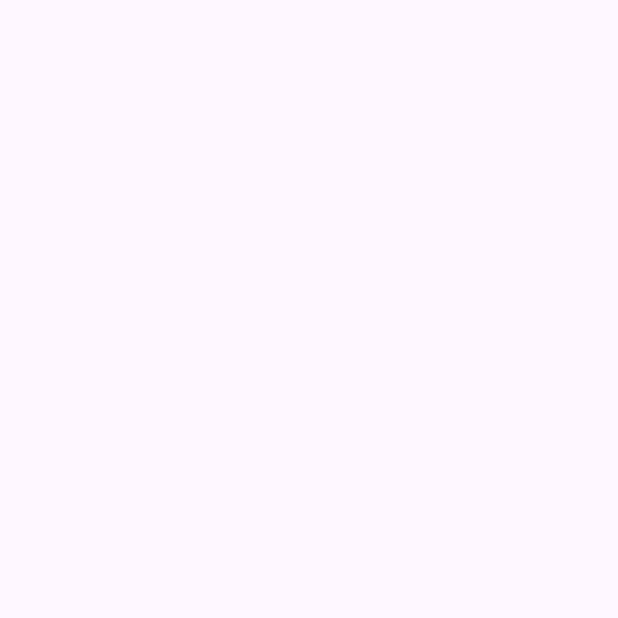
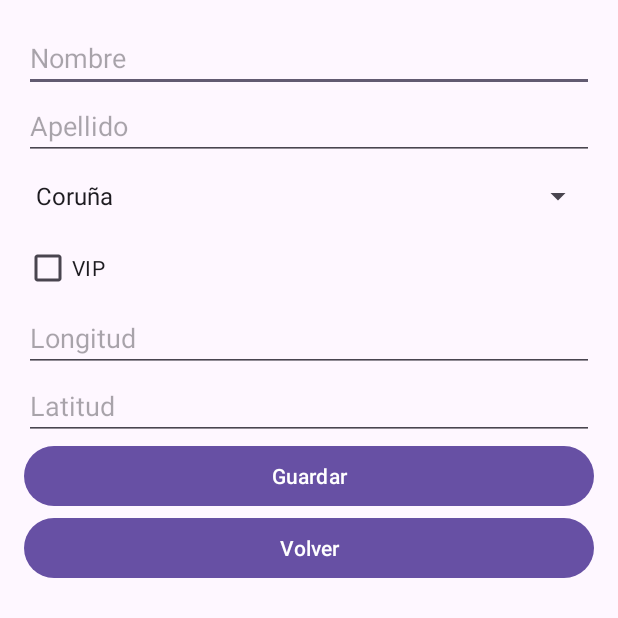
Before and after one commit to BorjaOteroFerreira/PMUL, an Android app: the FormularioCliente screen opened directly, with no data from a screen before it, on a phone screen of 412 x 824 dp, the top half of it. Before the commit the part shown is empty. Run offline under Robolectric (Android 15) with nearby library versions, the phone set to English and light mode, and no system bars.

Commit message:
Guardar y cargar datos
Todoo Update datos

```diff
--- a/ClientesBD/app/src/main/java/com/example/clientesbd/activity/FormularioCliente.java
+++ b/ClientesBD/app/src/main/java/com/example/clientesbd/activity/FormularioCliente.java
@@ -1,5 +1,13 @@
 package com.example.clientesbd.activity;
+import android.content.Context;
 import android.os.Bundle;
+import android.widget.Button;
+import android.widget.CheckBox;
+import android.widget.EditText;
+import android.widget.Spinner;
+
+import com.example.clientesbd.modelo.AsistenteBD;
+import com.example.clientesbd.modelo.Cliente;
 import androidx.activity.EdgeToEdge;
 import androidx.appcompat.app.AppCompatActivity;
 import androidx.core.graphics.Insets;
@@ -9,6 +17,12 @@ import androidx.core.view.WindowInsetsCompat;
 import com.example.clientesbd.R;
 
 public class FormularioCliente extends AppCompatActivity {
+
+    EditText etNombre, etApellido, etLongitud, etLatitud;
+    Spinner etProvincia;
+    CheckBox etVip;
+    Button btnGuardar , btnVolver;
+    AsistenteBD asistenteBd;
 
     @Override
     protected void onCreate(Bundle savedInstanceState) {
@@ -20,5 +34,28 @@ public class FormularioCliente extends AppCompatActivity {
             v.setPadding(systemBars.left, systemBars.top, systemBars.right, systemBars.bottom);
             return insets;
         });
+
+        etNombre = findViewById(R.id.etNombre);
+        etApellido = findViewById(R.id.etApellido);
+        etProvincia = findViewById(R.id.spinnerProvincia);
+        etVip = findViewById(R.id.cbVip);
+        etLongitud = findViewById(R.id.etLongitud);
+        etLatitud = findViewById(R.id.etLatitud);
+        btnGuardar = findViewById(R.id.btnGuardar);
+        btnVolver = findViewById(R.id.btnVolver);
+        asistenteBd = AsistenteBD.getInstance(this);
+        btnVolver.setOnClickListener(v -> finish());
+        btnGuardar.setOnClickListener(v -> guardarFormulario());
+    }
+
+    private void guardarFormulario(){
+            String nombre = etNombre.getText().toString();
+            String apellido = etApellido.getText().toString();
+            String provincia = etProvincia.getSelectedItem().toString();
+            boolean vip = etVip.isChecked();
+            String longitud = etLongitud.getText().toString();
+            String latitud = etLatitud.getText().toString();
+            Cliente cliente = new Cliente(nombre, apellido, provincia, vip, longitud, latitud);
+            asistenteBd.addCliente(cliente);
     }
 }
--- a/ClientesBD/app/src/main/res/layout/activity_formulario_cliente.xml
+++ b/ClientesBD/app/src/main/res/layout/activity_formulario_cliente.xml
@@ -6,4 +6,75 @@
     android:layout_width="match_parent"
     android:layout_height="match_parent"
     tools:context=".activity.FormularioCliente">
+
+    <LinearLayout
+        android:layout_width="0dp"
+        android:layout_height="0dp"
+        android:orientation="vertical"
+        android:padding="16dp"
+        app:layout_constraintTop_toTopOf="parent"
+        app:layout_constraintBottom_toBottomOf="parent"
+        app:layout_constraintStart_toStartOf="parent"
+        app:layout_constraintEnd_toEndOf="parent">
+
+        <!-- Campo de texto para Nombre -->
+        <EditText
+            android:id="@+id/etNombre"
+            android:layout_width="match_parent"
+            android:layout_height="wrap_content"
+            android:hint="Nombre"
+            android:inputType="textPersonName" />
+
+        <!-- Campo de texto para Apellido -->
+        <EditText
+                android:id="@+id/etApellido"
+            android:layout_width="match_parent"
+            android:layout_height="wrap_content"
+            android:hint="Apellido"
+            android:inputType="textPersonName" />
+
+        <!-- Spinner para Provincias -->
+        <Spinner
+            android:id="@+id/spinnerProvincia"
+            android:layout_width="match_parent"
+            android:layout_height="48dp"
+            android:entries="@array/provincias_array" />
+
+        <!-- CheckBox para VIP -->
+        <CheckBox
+            android:id="@+id/cbVip"
+            android:layout_width="wrap_content"
+            android:layout_height="wrap_content"
+            android:text="VIP" />
+
+        <!-- Campo de texto para Longitud -->
+        <EditText
+            android:id="@+id/etLongitud"
+            android:layout_width="match_parent"
+            android:layout_height="wrap_content"
+            android:hint="Longitud"
+            android:inputType="numberDecimal" />
+
+        <!-- Campo de texto para Latitud -->
+        <EditText
+            android:id="@+id/etLatitud"
+            android:layout_width="match_parent"
+            android:layout_height="wrap_content"
+            android:hint="Latitud"
+            android:inputType="numberDecimal" />
+
+        <!-- Botón para Guardar -->
+        <Button
+            android:id="@+id/btnGuardar"
+            android:layout_width="match_parent"
+            android:layout_height="wrap_content"
+            android:text="Guardar" />
+
+        <!-- Botón para Volver a MainActivity -->
+        <Button
+            android:id="@+id/btnVolver"
+            android:layout_width="match_parent"
+            android:layout_height="wrap_content"
+            android:text="Volver" />
+    </LinearLayout>
 </androidx.constraintlayout.widget.ConstraintLayout>
--- a/ClientesBD/app/src/main/res/values/strings.xml
+++ b/ClientesBD/app/src/main/res/values/strings.xml
@@ -44,4 +44,10 @@
         vestibulum. Fusce dictum libero quis erat maximus, vitae volutpat diam dignissim.
     </string>
     <string name="boton">Boton</string>
+    <string-array name="provincias_array">
+        <item>Coruña</item>
+        <item>Lugo</item>
+        <item>Orense</item>
+        <item>Pontevedra</item>
+    </string-array>
 </resources>
```
Also changed, not shown: ClientesBD/app/src/main/java/com/example/clientesbd/activity/MainActivity.java (+11 -6 lines), ClientesBD/app/src/main/java/com/example/clientesbd/modelo/AsistenteBD.java (+52 -35 lines), ClientesBD/app/src/main/java/com/example/clientesbd/modelo/Cliente.java (+25 -2 lines), ClientesBD/app/src/main/res/layout/content_main.xml (+6 -2 lines).
